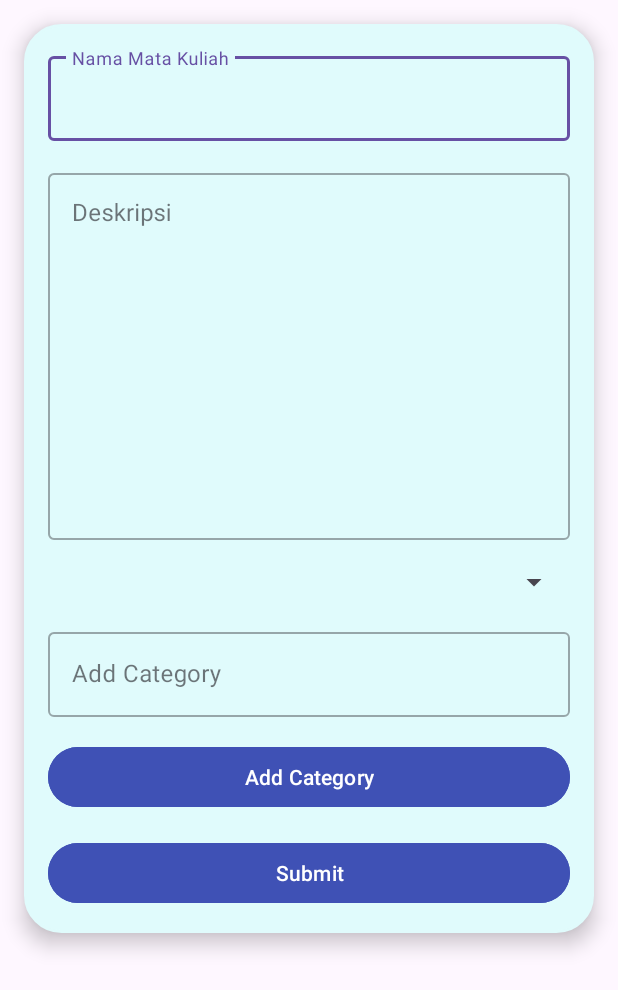
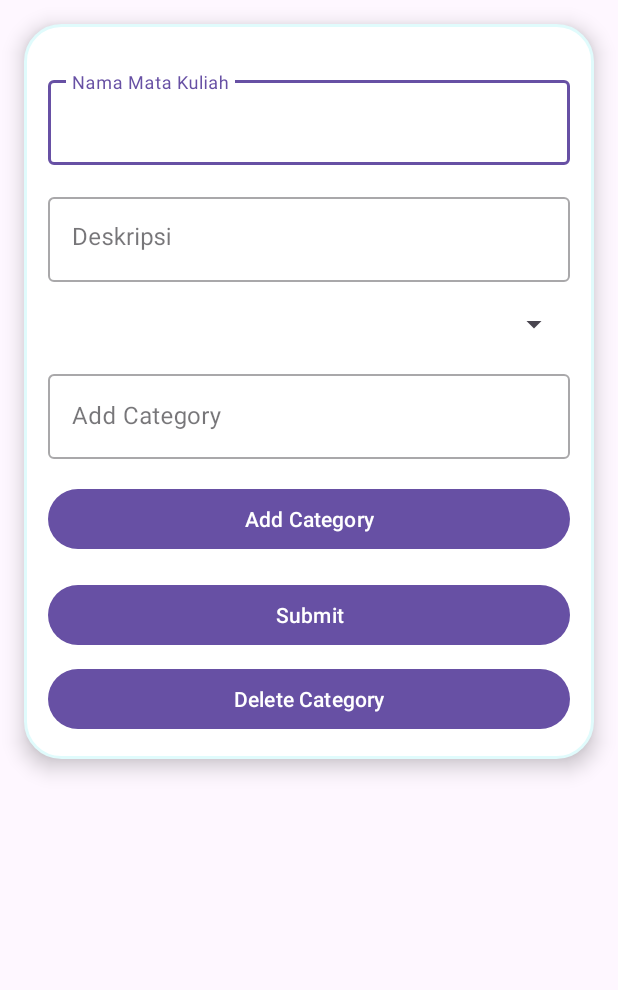
Before and after one commit to alyazahs/ListTugas, an Android app: the layout add_matkul.xml on its own in the app's theme, with its tools: preview values and no code run, on a phone screen of 412 x 824 dp. Shown: the top 990 px of the screen. Run offline under Robolectric (Android 15) with nearby library versions, the phone set to English and light mode, and no system bars.

Commit message:
update MatkulActivity dan add_matkul.xml

```diff
--- a/app/src/main/res/layout/add_matkul.xml
+++ b/app/src/main/res/layout/add_matkul.xml
@@ -4,7 +4,6 @@
     xmlns:app="http://schemas.android.com/apk/res-auto"
     android:layout_width="match_parent"
     android:layout_height="wrap_content"
-    android:backgroundTint="@color/blue1"
     android:background="@drawable/rounded_popup_background"
     android:elevation="8dp"
     android:layout_margin="16dp">
@@ -17,7 +16,8 @@
         android:layout_height="wrap_content"
         app:layout_constraintEnd_toEndOf="parent"
         app:layout_constraintStart_toStartOf="parent"
-        app:layout_constraintTop_toTopOf="parent">
+        app:layout_constraintTop_toTopOf="parent"
+        android:layout_marginTop="16dp">
 
         <com.google.android.material.textfield.TextInputEditText
             android:id="@+id/ed_nama"
@@ -31,11 +31,10 @@
         android:id="@+id/inputLayout2"
         style="@style/Widget.MaterialComponents.TextInputLayout.OutlinedBox"
         android:layout_width="0dp"
-        android:layout_height="250dp"
+        android:layout_height="wrap_content"
         app:layout_constraintEnd_toEndOf="parent"
         app:layout_constraintStart_toStartOf="parent"
         app:layout_constraintTop_toBottomOf="@id/inputLayout1"
-        app:layout_constraintBottom_toTopOf="@+id/spinnerCategory"
         android:layout_marginTop="16dp">
 
         <com.google.android.material.textfield.TextInputEditText
@@ -49,7 +48,7 @@
     <!-- Spinner untuk kategori -->
     <Spinner
         android:id="@+id/spinnerCategory"
-        android:layout_width="match_parent"
+        android:layout_width="0dp"
         android:layout_height="wrap_content"
         app:layout_constraintTop_toBottomOf="@id/inputLayout2"
         app:layout_constraintEnd_toEndOf="parent"
@@ -65,7 +64,6 @@
         app:layout_constraintTop_toBottomOf="@id/spinnerCategory"
         app:layout_constraintEnd_toEndOf="parent"
         app:layout_constraintStart_toStartOf="parent"
-        app:layout_constraintBottom_toTopOf="@id/btnSubmitCategory"
         android:layout_marginTop="16dp">
 
         <com.google.android.material.textfield.TextInputEditText
@@ -81,7 +79,6 @@
         android:layout_width="0dp"
         android:layout_height="wrap_content"
         android:text="Add Category"
-        android:backgroundTint="@color/blue"
         app:layout_constraintTop_toBottomOf="@id/inputLayoutCategory"
         app:layout_constraintEnd_toEndOf="parent"
         app:layout_constraintStart_toStartOf="parent"
@@ -92,10 +89,21 @@
         android:id="@+id/btn_submit"
         android:layout_width="0dp"
         android:layout_height="wrap_content"
-        android:backgroundTint="@color/blue"
         android:text="@string/submit"
         app:layout_constraintTop_toBottomOf="@id/btnSubmitCategory"
         app:layout_constraintEnd_toEndOf="parent"
         app:layout_constraintStart_toStartOf="parent"
         android:layout_marginTop="16dp"/>
+
+    <!-- Tombol untuk menghapus kategori -->
+    <Button
+        android:id="@+id/btnDeleteCategory"
+        android:layout_width="0dp"
+        android:layout_height="wrap_content"
+        android:text="Delete Category"
+        app:layout_constraintTop_toBottomOf="@id/btn_submit"
+        app:layout_constraintEnd_toEndOf="parent"
+        app:layout_constraintStart_toStartOf="parent"
+        android:layout_marginTop="8dp"/>
+
 </androidx.constraintlayout.widget.ConstraintLayout>
```
Also changed, not shown: app/src/main/java/com/project/listugas/MatkulActivity.kt (+21 -13 lines).
